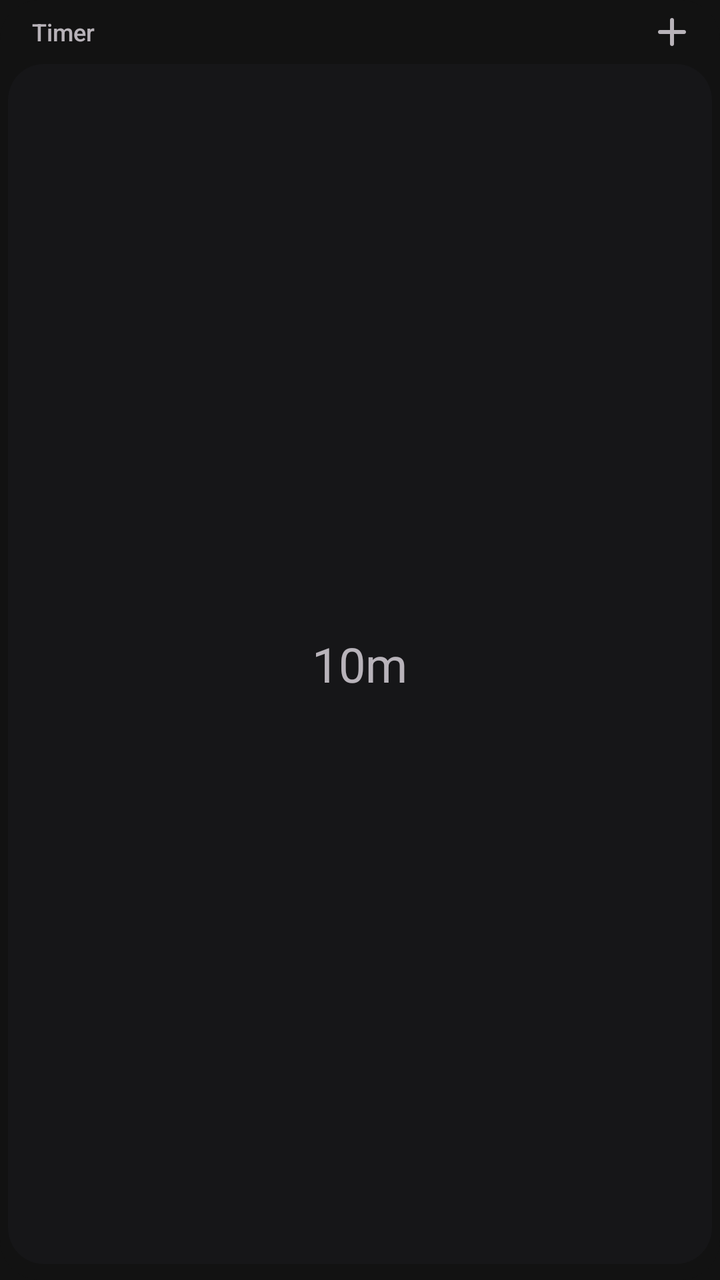
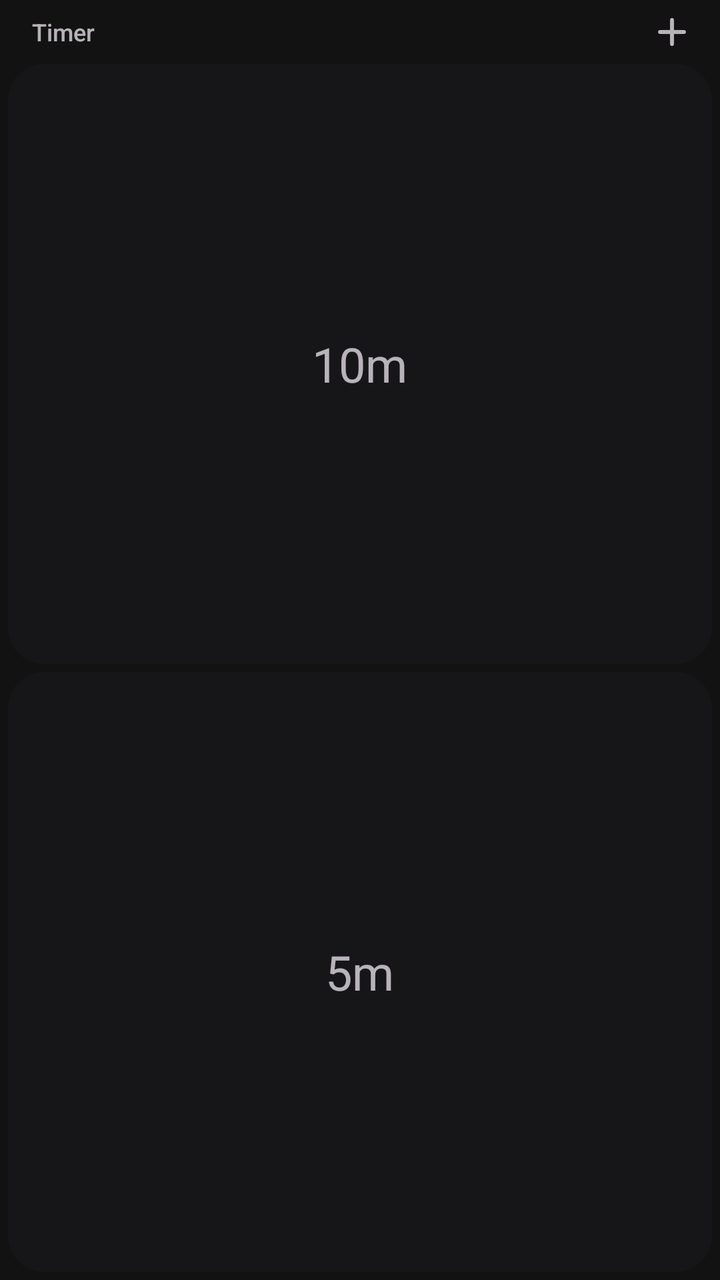

Screens rendered from an Android XML layout before and after an edit, with the pre-edit source and the edit as a unified diff.
<!-- AndroidManifest.xml: application theme Theme.TimerWidget -->
<!-- res/layout/widget_main.xml -->
<?xml version="1.0" encoding="utf-8"?>
<LinearLayout xmlns:android="http://schemas.android.com/apk/res/android"
    android:layout_width="match_parent"
    android:layout_height="match_parent"
    android:background="@drawable/widget_outer_bg"
    android:orientation="vertical"
    android:paddingStart="4dp"
    android:paddingEnd="4dp"
    android:paddingBottom="4dp"
    android:paddingTop="0dp">

    
    <RelativeLayout
        android:id="@+id/header_container"
        android:layout_width="match_parent"
        android:layout_height="32dp"
        android:paddingStart="12dp"
        android:paddingEnd="4dp">

        <TextView
            android:layout_width="wrap_content"
            android:layout_height="wrap_content"
            android:layout_alignParentStart="true"
            android:layout_centerVertical="true"
            android:text="Timer"
            android:textColor="#B3FEF7FF"
            android:textSize="12sp"
            android:fontFamily="sans-serif-medium" />

        <ImageView
            android:id="@+id/btn_add_timer"
            android:layout_width="24dp"
            android:layout_height="24dp"
            android:layout_alignParentEnd="true"
            android:layout_centerVertical="true"
            android:layout_marginEnd="4dp"
            android:padding="5dp"
            android:contentDescription="Add Timer"
            android:src="@drawable/ic_add"
            android:tint="#B3FEF7FF" />
    </RelativeLayout>

    
    <FrameLayout
        android:id="@+id/primary_timer_container"
        android:layout_width="match_parent"
        android:layout_height="0dp"
        android:layout_weight="1"
        android:layout_marginBottom="4dp"
        android:background="@drawable/widget_bg_idle">

        <RelativeLayout
            android:layout_width="match_parent"
            android:layout_height="match_parent">

            <TextView
                android:id="@+id/primary_timer_text"
                android:layout_width="wrap_content"
                android:layout_height="wrap_content"
                android:layout_centerInParent="true"
                android:text="10m"
                android:textColor="#B3FEF7FF"
                android:textSize="24sp"
                android:fontFamily="sans-serif" />

            
            <ImageView
                android:id="@+id/primary_timer_icon"
                android:layout_width="24dp"
                android:layout_height="24dp"
                android:layout_alignParentEnd="true"
                android:layout_centerVertical="true"
                android:layout_marginEnd="10dp"
                android:padding="4dp"
                android:contentDescription="Reset"
                android:src="@drawable/ic_reset"
                android:tint="#B3FEF7FF"
                android:visibility="gone" />
        </RelativeLayout>
    </FrameLayout>

    
    <FrameLayout
        android:id="@+id/secondary_timer_container"
        android:layout_width="match_parent"
        android:layout_height="0dp"
        android:layout_weight="1"
        android:background="@drawable/widget_bg_idle"
        android:visibility="gone">

        <RelativeLayout
            android:layout_width="match_parent"
            android:layout_height="match_parent">

            <TextView
                android:id="@+id/secondary_timer_text"
                android:layout_width="wrap_content"
                android:layout_height="wrap_content"
                android:layout_centerInParent="true"
                android:text="5m"
                android:textColor="#B3FEF7FF"
                android:textSize="24sp"
                android:fontFamily="sans-serif" />

            
            <ImageView
                android:id="@+id/secondary_timer_icon"
                android:layout_width="24dp"
                android:layout_height="24dp"
                android:layout_alignParentEnd="true"
                android:layout_centerVertical="true"
                android:layout_marginEnd="10dp"
                android:padding="4dp"
                android:contentDescription="Reset"
                android:src="@drawable/ic_reset"
                android:tint="#B3FEF7FF"
                android:visibility="gone" />
        </RelativeLayout>
    </FrameLayout>

    
    <TextView
        android:id="@+id/text_empty"
        android:layout_width="match_parent"
        android:layout_height="match_parent"
        android:gravity="center"
        android:text="No timers set"
        android:textColor="#B3FEF7FF"
        android:textSize="14sp"
        android:visibility="gone" />

</LinearLayout>
<!-- resources referenced by this layout -->
<resources>
  <!-- drawable ic_add (drawable) -->
  <vector xmlns:android="http://schemas.android.com/apk/res/android"
      android:width="12dp"
      android:height="12dp"
      android:viewportWidth="12"
      android:viewportHeight="12">
      <path
          android:fillColor="#B3FEF7FF"
          android:pathData="M5.143,6.857H0.857C0.614,6.857 0.411,6.775 0.246,6.611C0.082,6.446 0,6.243 0,6C0,5.757 0.082,5.554 0.246,5.389C0.411,5.225 0.614,5.143 0.857,5.143H5.143V0.857C5.143,0.614 5.225,0.411 5.389,0.246C5.554,0.082 5.757,0 6,0C6.243,0 6.446,0.082 6.611,0.246C6.775,0.411 6.857,0.614 6.857,0.857V5.143H11.143C11.386,5.143 11.589,5.225 11.754,5.389C11.918,5.554 12,5.757 12,6C12,6.243 11.918,6.446 11.754,6.611C11.589,6.775 11.386,6.857 11.143,6.857H6.857V11.143C6.857,11.386 6.775,11.589 6.611,11.754C6.446,11.918 6.243,12 6,12C5.757,12 5.554,11.918 5.389,11.754C5.225,11.589 5.143,11.386 5.143,11.143V6.857Z" />
  </vector>
  <!-- drawable ic_reset (drawable) -->
  <vector xmlns:android="http://schemas.android.com/apk/res/android"
      android:width="14dp"
      android:height="15dp"
      android:viewportWidth="14"
      android:viewportHeight="15">
      <path
          android:fillColor="#B3FEF7FF"
          android:pathData="M4.905,14.968C3.46,14.561 2.281,13.765 1.368,12.579C0.456,11.393 0,10.028 0,8.484C0,7.684 0.133,6.923 0.4,6.2C0.667,5.477 1.046,4.814 1.537,4.21C1.691,4.042 1.881,3.954 2.105,3.947C2.33,3.94 2.533,4.028 2.716,4.21C2.87,4.365 2.951,4.554 2.958,4.779C2.965,5.003 2.891,5.214 2.737,5.41C2.4,5.845 2.14,6.323 1.958,6.842C1.775,7.361 1.684,7.909 1.684,8.484C1.684,9.621 2.018,10.635 2.684,11.526C3.351,12.417 4.21,13.024 5.263,13.347C5.446,13.403 5.596,13.509 5.716,13.663C5.835,13.817 5.895,13.986 5.895,14.168C5.895,14.449 5.796,14.67 5.6,14.831C5.403,14.993 5.172,15.038 4.905,14.968ZM8.568,14.968C8.302,15.038 8.07,14.989 7.874,14.821C7.677,14.652 7.579,14.428 7.579,14.147C7.579,13.979 7.638,13.817 7.758,13.663C7.877,13.509 8.028,13.403 8.21,13.347C9.263,13.01 10.123,12.4 10.789,11.516C11.456,10.631 11.789,9.621 11.789,8.484C11.789,7.081 11.298,5.888 10.316,4.905C9.333,3.923 8.14,3.432 6.737,3.432H6.674L7.01,3.768C7.165,3.923 7.242,4.119 7.242,4.358C7.242,4.596 7.165,4.793 7.01,4.947C6.856,5.102 6.66,5.179 6.421,5.179C6.182,5.179 5.986,5.102 5.831,4.947L4.063,3.179C3.979,3.095 3.919,3.003 3.884,2.905C3.849,2.807 3.832,2.702 3.832,2.589C3.832,2.477 3.849,2.372 3.884,2.274C3.919,2.175 3.979,2.084 4.063,2L5.831,0.232C5.986,0.077 6.182,0 6.421,0C6.66,0 6.856,0.077 7.01,0.232C7.165,0.386 7.242,0.582 7.242,0.821C7.242,1.06 7.165,1.256 7.01,1.411L6.674,1.747H6.737C8.617,1.747 10.21,2.4 11.516,3.705C12.821,5.01 13.473,6.603 13.473,8.484C13.473,10.014 13.017,11.375 12.105,12.568C11.193,13.761 10.014,14.561 8.568,14.968Z" />
  </vector>
  <!-- drawable widget_bg_idle (drawable) -->
  <?xml version="1.0" encoding="utf-8"?>
  <shape xmlns:android="http://schemas.android.com/apk/res/android">
      <solid android:color="#161618" />
      <corners android:radius="18dp" />
  </shape>
  <!-- drawable widget_outer_bg (drawable) -->
  <?xml version="1.0" encoding="utf-8"?>
  <shape xmlns:android="http://schemas.android.com/apk/res/android">
      <solid android:color="#121212" />
      <corners android:radius="20dp" />
  </shape>
  <style name="Theme.TimerWidget" parent="Theme.AppCompat.NoActionBar">
          <item name="android:windowBackground">#121212</item>
          <item name="android:statusBarColor">#121212</item>
          <item name="android:navigationBarColor">#121212</item>
          <item name="android:windowLightStatusBar">false</item>
          <item name="android:windowLightNavigationBar" tools:targetApi="o_mr1">false</item>
      </style>
</resources>

<!-- the commit's change to res/layout/widget_main.xml (unified diff, before → after) -->
@@ -86,7 +86,7 @@
         android:layout_height="0dp"
         android:layout_weight="1"
         android:background="@drawable/widget_bg_idle"
-        android:visibility="gone">
+        android:visibility="visible">
 
         <RelativeLayout
             android:layout_width="match_parent"
